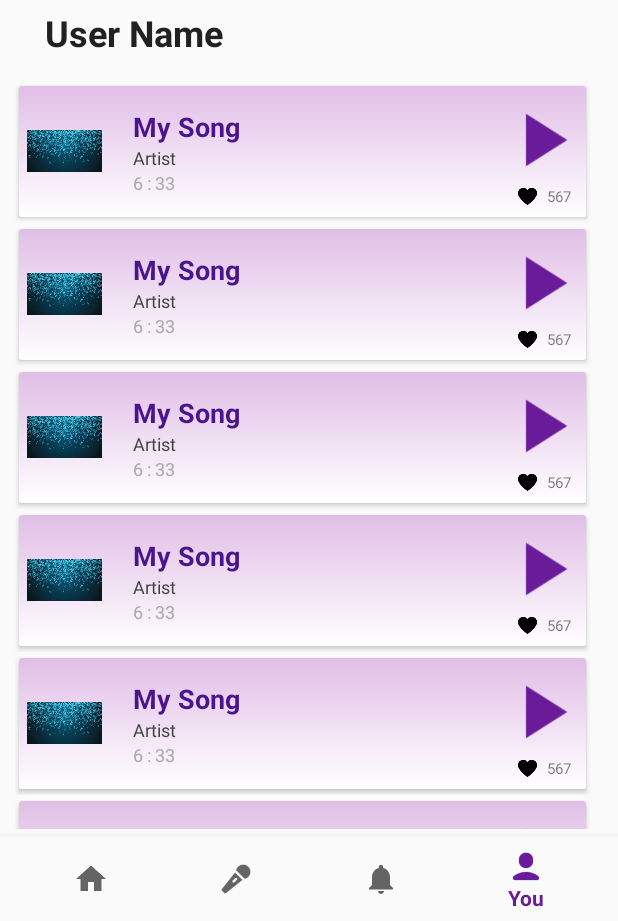
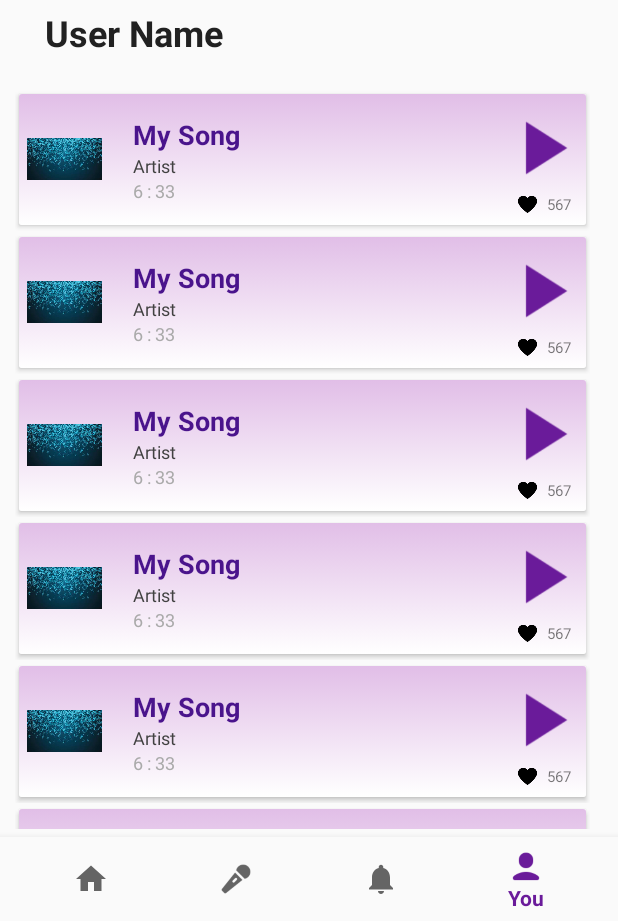
Before and after one commit to sharjeel-193/Project-2nd-Semester, an Android app: the ProfileFragment screen opened through its navigation route, on a phone screen of 412 x 824 dp, the part 315-1236 px from its top. Run offline under Robolectric (Android 15) with nearby library versions, the phone set to English and light mode, and no system bars; our stand-ins replace CircleImageView, navigation-ui; Roboto replaces fonts that are not available here.

Commit message:
"Flexible UI"

```diff
--- a/app/src/main/res/layout/profile_fragment.xml
+++ b/app/src/main/res/layout/profile_fragment.xml
@@ -130,6 +130,7 @@
         android:id="@+id/profile_recycler_view"
         android:layout_width="match_parent"
         android:layout_height="match_parent"
+        android:paddingTop="5dp"
         android:layout_marginLeft="10dp"
         android:layout_marginTop="10dp"
         android:layout_marginRight="10dp"
```
